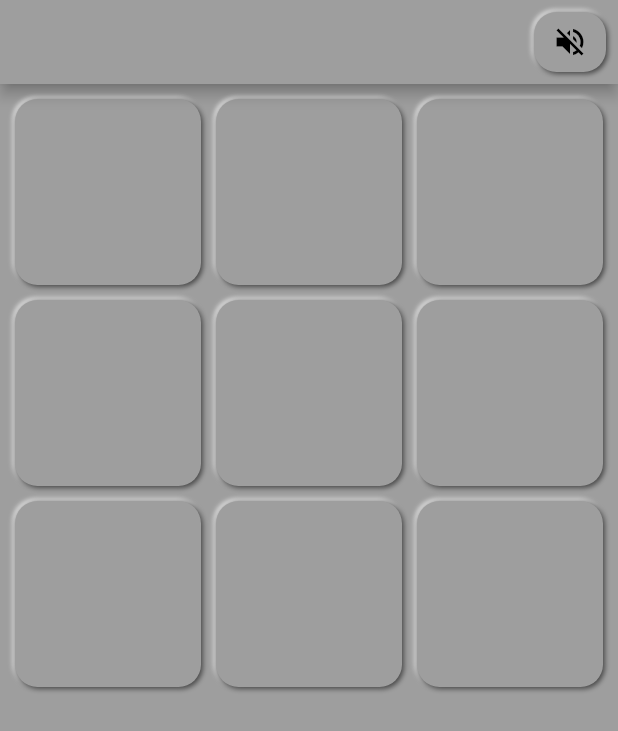
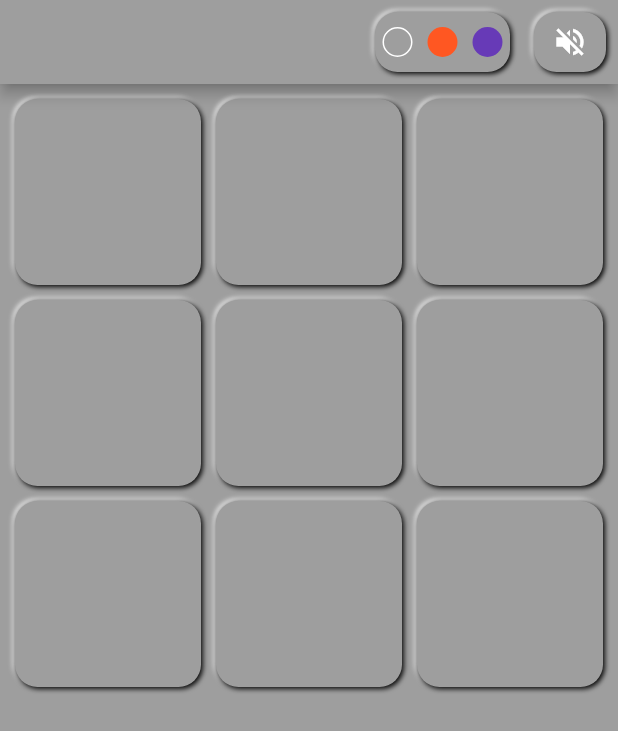
Before and after one commit to imujtaba8488/tic_tac_toe, a Flutter app: the screen it shows after launch, on a phone screen of 412 x 824 dp. Shown: the top 731 px of the screen. Run offline on Flutter 3.47's test engine with Material 2 defaults, Android fonts, the phone set to English and light mode, and no system bars; our stand-ins replace assets_audio_player.

Commit message:
Added theme changer to the home page. Users can now opt from 3 pre-defined themes. Few more documentation changes in GameModel class, with the addition of theme field as well

```diff
--- a/lib/main.dart
+++ b/lib/main.dart
@@ -4,7 +4,7 @@ import 'package:scoped_model/scoped_model.dart';
 import './src/scoped_models/game_model.dart';
 import './src/models/player.dart';
 import './src/pages/home_page.dart';
-import './src/models/theme.dart';
+import './src/models/app_theme.dart';
 
 void main() => runApp(TicTacToe());
 
@@ -17,12 +17,10 @@ class TicTacToe extends StatelessWidget {
         Player(name: 'ai', mark: '0'),
         Turn.player1,
         disableSoundEffects: true,
+        theme: Neomorphic(),
       ),
       child: MaterialApp(
-        theme: MyTheme().theme,
-        home: Scaffold(
-          body: HomePage(),
-        ),
+        home: HomePage(),
       ),
     );
   }
--- a/lib/src/boards/board.dart
+++ b/lib/src/boards/board.dart
@@ -2,16 +2,12 @@ import 'package:flutter/material.dart';
 import 'package:scoped_model/scoped_model.dart';
 
 import '../scoped_models/game_model.dart';
-import 'board_theme.dart';
 
 class Board extends StatefulWidget {
   /// Action to be taken when the gameStatus changes.
   final Function onGameStatusChange;
 
-  /// The theme which is to be applied to the current board.
-  final BoardTheme theme;
-
-  Board(this.onGameStatusChange, {this.theme});
+  Board(this.onGameStatusChange);
 
   @override
   _BoardState createState() => _BoardState();
@@ -24,7 +20,6 @@ class _BoardState extends State<Board> {
 
   @override
   void initState() {
-    decoration = widget.theme.decoration;
     super.initState();
   }
 
@@ -53,11 +48,11 @@ class _BoardState extends State<Board> {
                 width: MediaQuery.of(context).size.width / 3,
                 height: MediaQuery.of(context).size.height / 3,
                 margin: EdgeInsets.all(5.0),
-                decoration: decoration,
+                decoration: gameModel.theme.decoration,
                 child: Center(
                   child: Text(
                     gameModel.moves[index],
-                    style: widget.theme.textStyle,
+                    style: gameModel.theme.textStyle,
                   ),
                 ),
               ),
@@ -68,16 +63,16 @@ class _BoardState extends State<Board> {
     );
   }
 
-  void onTapDown(TapDownDetails tapDownDetails) {
-    print('inside tap down');
-    setState(() {
-      decoration = NeomorphicConcave(widget.theme.color).noShadowDecoration;
-    });
-  }
+  // void onTapDown(TapDownDetails tapDownDetails) {
+  //   print('inside tap down');
+  //   setState(() {
+  //     decoration = NeomorphicConcave(widget.theme.color).noShadowDecoration;
+  //   });
+  // }
 
-  void onTapUp(TapUpDetails tapUpDetails) {
-    setState(() {
-      decoration = widget.theme.decoration;
-    });
-  }
+  // void onTapUp(TapUpDetails tapUpDetails) {
+  //   setState(() {
+  //     decoration = widget.theme.boardDecoration;
+  //   });
+  // }
 }
--- a/lib/src/boards/board_theme.dart
+++ /dev/null
@@ -1,134 +0,0 @@
-import 'package:flutter/material.dart';
-
-abstract class BoardTheme {
-  BoxDecoration decoration;
-  TextStyle textStyle;
-  Color get color;
-}
-
-class DarkTheme extends BoardTheme {
-  DarkTheme() {
-    decoration = BoxDecoration(
-      color: Colors.black,
-      border: Border.all(color: Colors.amber, width: 2),
-      borderRadius: BorderRadius.circular(5.0),
-    );
-
-    textStyle = TextStyle(
-      color: Colors.white,
-      fontSize: 30,
-    );
-  }
-
-  get color => Colors.black;
-}
-
-class WhiteTheme extends BoardTheme {
-  WhiteTheme() {
-    decoration = BoxDecoration(
-      color: Colors.white,
-      border: Border.all(color: Colors.black, width: 2),
-      borderRadius: BorderRadius.circular(5.0),
-    );
-
-    textStyle = TextStyle(
-      color: Colors.black,
-      fontSize: 30,
-    );
-  }
-
-  get color => Colors.white;
-}
-
-class NeomorphicGrey extends BoardTheme {
-  NeomorphicGrey() {
-    decoration = BoxDecoration(
-      color: Colors.grey,
-      boxShadow: [
-        BoxShadow(
-          color: Colors.grey.shade100,
-          offset: Offset(-1, -1),
-          blurRadius: 2,
-        ),
-        BoxShadow(
-          color: Colors.grey.shade800,
-          offset: Offset(1, 1),
-          blurRadius: 2,
-        )
-      ],
-      borderRadius: BorderRadius.circular(15.0),
-    );
-    textStyle = TextStyle(
-      color: Colors.grey.shade600,
-      fontSize: 30,
-    );
-  }
-
-  get color => Colors.grey;
-}
-
-class NeomorphicConcave extends BoardTheme {
-  final Color color;
-
-  NeomorphicConcave(this.color) {
-    decoration = BoxDecoration(
-      color: color,
-      boxShadow: [
-        BoxShadow(
-          color: Colors.white,
-          offset: Offset(-1, -1),
-          blurRadius: 2,
-        ),
-        BoxShadow(
-          color: Colors.black,
-          offset: Offset(1, 1),
-          blurRadius: 2,
-        )
-      ],
-      borderRadius: BorderRadius.circular(15.0),
-    );
-    textStyle = TextStyle(
-      color: Colors.grey.shade600,
-      fontSize: 30,
-    );
-  }
-
-  get noShadowDecoration => BoxDecoration(
-        color: color,
-        borderRadius: BorderRadius.circular(15.0),
-      );
-}
-
-class NeomorphicConvex extends BoardTheme {
-  final Color color;
-
-  NeomorphicConvex(this.color) {
-    decoration = BoxDecoration(
-      color: color,
-      gradient: LinearGradient(
-          begin: Alignment.topLeft,
-          end: Alignment.bottomRight,
-          colors: [
-            Colors.blue,
-            Colors.green,
-          ]),
-      // boxShadow: [
-      //   BoxShadow(
-      //     color: Colors.white,
-      //     offset: Offset(-1, -1),
-      //     blurRadius: 2,
-      //   ),
-      //   BoxShadow(
-      //     color: Colors.black,
-      //     offset: Offset(1, 1),
-      //     blurRadius: 2,
-      //   )
-      // ],
-      borderRadius: BorderRadius.circular(15.0),
-    );
-    textStyle = TextStyle(
-      color: Colors.grey.shade600,
-      fontSize: 30,
-    );
-  }
-}
--- a/lib/src/components/game_over.dart
+++ b/lib/src/components/game_over.dart
@@ -23,6 +23,7 @@ class _GameOverDialog extends StatelessWidget {
     GameModel gameModel = ScopedModel.of(_context);
 
     return AlertDialog(
+      backgroundColor: gameModel.theme.backgroundColor,
       content: ListTile(
         title: Text('Game Over'),
         subtitle: _getText(gameModel),
--- a/lib/src/components/score_board.dart
+++ b/lib/src/components/score_board.dart
@@ -1,9 +1,7 @@
 import 'package:flutter/material.dart';
 import 'package:scoped_model/scoped_model.dart';
-import 'package:tic_tac_toe/src/boards/board_theme.dart';
 
 import '../scoped_models/game_model.dart';
-import 'score_card.dart';
 
 class ScoreBoard extends StatelessWidget {
   @override
@@ -14,7 +12,7 @@ class ScoreBoard extends StatelessWidget {
           height: MediaQuery.of(context).size.height / 4,
           width: MediaQuery.of(context).size.width,
           padding: EdgeInsets.all(5),
-          decoration: NeomorphicConcave(Colors.deepOrange).decoration,
+          // decoration: NeomorphicConcave(Colors.deepOrange).decoration,
           // decoration: BoxDecoration(
           //   color: Colors.grey,
           //   boxShadow: [
--- a/lib/src/components/score_card.dart
+++ b/lib/src/components/score_card.dart
@@ -1,5 +1,4 @@
 import 'package:flutter/material.dart';
-import 'package:tic_tac_toe/src/boards/board_theme.dart';
 
 class ScoreCard extends StatelessWidget {
   final String label;
@@ -13,7 +12,7 @@ class ScoreCard extends StatelessWidget {
       builder: (context, constraints) {
         return Container(
           padding: EdgeInsets.all(15),
-          decoration: NeomorphicConcave(Colors.orange).decoration,
+          // decoration: NeomorphicConcave(Colors.orange).decoration,
           // decoration: BoxDecoration(
           //   color: Colors.grey[500],
           //   gradient: LinearGradient(
--- /dev/null
+++ b/lib/src/models/app_theme.dart
@@ -0,0 +1,36 @@
+import 'package:flutter/material.dart';
+
+abstract class AppTheme {
+  BoxDecoration decoration;
+  TextStyle textStyle;
+  Color backgroundColor;
+}
+
+class Neomorphic extends AppTheme {
+  Color color;
+  Neomorphic({this.color = Colors.grey}) {
+    decoration = BoxDecoration(
+      color: color,
+      boxShadow: [
+        BoxShadow(
+          color: Colors.white,
+          offset: Offset(-1, -1),
+          blurRadius: 2,
+        ),
+        BoxShadow(
+          color: Colors.black,
+          offset: Offset(1, 1),
+          blurRadius: 2,
+        )
+      ],
+      borderRadius: BorderRadius.circular(15.0),
+    );
+
+    textStyle = TextStyle(
+      color: color != Colors.white ? Colors.white : Colors.black,
+      fontSize: 30,
+    );
+
+    backgroundColor = color;
+  }
+}
--- a/lib/src/models/theme.dart
+++ /dev/null
@@ -1,22 +0,0 @@
-import 'package:flutter/material.dart';
-import 'package:google_fonts/google_fonts.dart';
-
-class MyTheme {
-  ThemeData theme;
-
-  MyTheme() {
-    theme = ThemeData(
-      // primarySwatch: Colors.grey[900]
-      primaryColor: Colors.grey,
-      textTheme: TextTheme(
-        body1: TextStyle(
-          fontSize: 30,
-        )
-        // body1: GoogleFonts.ubuntu(
-        //   color: Colors.white,
-        //   fontSize: 30,
-        // ),
-      ),
-    );
-  }
-}
--- a/lib/src/pages/home_page.dart
+++ b/lib/src/pages/home_page.dart
@@ -4,7 +4,13 @@ import 'package:scoped_model/scoped_model.dart';
 import '../boards/board.dart';
 import '../scoped_models/game_model.dart';
 import '../components/game_over.dart';
-import '../boards/board_theme.dart';
+import '../models/app_theme.dart';
+
+enum ThemeSelected {
+  grey,
+  deep_orange,
+  deep_purple,
+}
 
 class HomePage extends StatefulWidget {
   @override
@@ -13,6 +19,7 @@ class HomePage extends StatefulWidget {
 
 class _HomePageState extends State<HomePage> {
   GameModel gameModel;
+  ThemeSelected selectedTheme = ThemeSelected.grey;
 
   @override
   Widget build(BuildContext context) {
@@ -22,10 +29,25 @@ class _HomePageState extends State<HomePage> {
 
         return Scaffold(
           appBar: AppBar(
+            backgroundColor: gameModel.theme.backgroundColor,
             actions: <Widget>[
               Container(
                 margin: EdgeInsets.all(8.0),
-                decoration: NeomorphicGrey().decoration,
+                decoration: gameModel.theme.decoration,
+                child: Row(
+                  mainAxisAlignment: MainAxisAlignment.spaceBetween,
+                  children: <Widget>[
+                    colorChooser(Colors.grey, ThemeSelected.grey, gameModel),
+                    colorChooser(Colors.deepOrange, ThemeSelected.deep_orange,
+                        gameModel),
+                    colorChooser(Colors.deepPurple, ThemeSelected.deep_purple,
+                        gameModel),
+                  ],
+                ),
+              ),
+              Container(
+                margin: EdgeInsets.all(8.0),
+                decoration: gameModel.theme.decoration,
                 child: IconButton(
                   icon: gameModel.disableSoundEffects
                       ? Icon(Icons.volume_off)
@@ -37,10 +59,10 @@ class _HomePageState extends State<HomePage> {
                     });
                   },
                 ),
-              )
+              ),
             ],
           ),
-          backgroundColor: Colors.grey,
+          backgroundColor: gameModel.theme.backgroundColor,
           body: SafeArea(
             child: Column(
               crossAxisAlignment: CrossAxisAlignment.stretch,
@@ -54,7 +76,6 @@ class _HomePageState extends State<HomePage> {
                   height: MediaQuery.of(context).size.height / 1.5,
                   child: Board(
                     _onGameStatusChange,
-                    theme: NeomorphicGrey(),
                   ),
                 ),
               ],
@@ -80,12 +101,51 @@ class _HomePageState extends State<HomePage> {
         showGameOverDialog(context, gameModel.statusChange);
         break;
 
-      case StatusChange.error_next_move_unavailable:
-        showGameOverDialog(context, gameModel.statusChange);
-        break;
+      // case StatusChange.error_next_move_unavailable:
+      //   showGameOverDialog(context, gameModel.statusChange);
+      //   break;
 
       default:
         break;
     }
   }
+
+  Widget colorChooser(
+    Color color,
+    ThemeSelected themeSelected,
+    GameModel gameModel,
+  ) {
+    return InkWell(
+      child: Container(
+        margin: EdgeInsets.all(5),
+        width: 20,
+        height: 20,
+        decoration: BoxDecoration(
+          shape: BoxShape.circle,
+          color: color,
+          border: selectedTheme == themeSelected
+              ? Border.all(color: Colors.white)
+              : null,
+        ),
+      ),
+      onTap: () {
+        if (themeSelected == ThemeSelected.deep_orange) {
+          gameModel.theme = Neomorphic(color: Colors.deepOrange);
+          setState(() {
+            selectedTheme = themeSelected;
+          });
+        } else if (themeSelected == ThemeSelected.deep_purple) {
+          gameModel.theme = Neomorphic(color: Colors.blue[900]);
+          setState(() {
+            selectedTheme = themeSelected;
+          });
+        } else {
+          gameModel.theme = Neomorphic(color: Colors.grey);
+          setState(() {
+            selectedTheme = themeSelected;
+          });
+        }
+      },
+    );
+  }
 }
--- a/lib/src/scoped_models/game_model.dart
+++ b/lib/src/scoped_models/game_model.dart
@@ -1,10 +1,12 @@
 import 'dart:math';
 
+import 'package:flutter/foundation.dart';
 import 'package:scoped_model/scoped_model.dart';
 
 import '../models/score.dart';
 import '../models/sound_effect.dart';
 import '../models/player.dart';
+import '../models/app_theme.dart';
 
 class GameModel extends Model {
   /// Total number of moves available within the game.
@@ -33,9 +35,14 @@ class GameModel extends Model {
   /// The time that the AI should take to play it's turn.
   Duration aiThinkingDelay;
 
+  /// Whether to show or hide the logs.
   bool enableLogs;
 
+  /// Returns the current status of the game. For example, during the course of time, either of players may won, game may result in a draw, an error might occur, etc.
   StatusChange statusChange;
+
+  /// The theme to be used throughout the application.
+  AppTheme _theme;
 
   GameModel(
     this.player1,
@@ -45,7 +52,8 @@ class GameModel extends Model {
     this.disableSoundEffects = false,
     this.aiThinkingDelay = const Duration(milliseconds: 500),
     this.enableLogs = false,
-  }) {
+    @required AppTheme theme,
+  }) : _theme = theme {
     _initMovesToDefaultState();
 
     _soundEffectPlayer = SoundEffectPlayer();
@@ -198,13 +206,13 @@ class GameModel extends Model {
     }
   }
 
-  /// Plays a random move from the remaining moves.
+  /// Plays a random move from the [movesRemaining].
   void _playRandomMove() {
     movesRemaining.shuffle();
     playMove(movesRemaining[Random().nextInt(movesRemaining.length)]);
   }
 
-  /// Resets the game to its original status.
+  /// Resets the game.
   void reset() {
     _initMovesToDefaultState();
 
@@ -222,7 +230,7 @@ class GameModel extends Model {
     // If reset is called within this class, the the following statement is not required. However, if called from outside of this class, the following statement is necessary. At least, that is what I have understood so far. Maybe look into this later. Review....
     if (_turn == Turn.player2) _playAiTurn();
 
-    // Stop any sound effect from playing. This does not disable the soundEffects, it only stops the one, if there is one currently playing.
+    // Stop any SoundEffect from playing. This does not disable SoundEffects, it only stops the current one from playing.
     if (!disableSoundEffects) _soundEffectPlayer.stop();
 
     notifyListeners();
@@ -246,6 +254,14 @@ class GameModel extends Model {
 
   /// Returns the combination of indexes that resulted in a win.
   List<int> get winKey => List.unmodifiable(_winKey);
+
+  /// Customized setter for setting the theme, which also triggers the notifyListeners, so that the theme may be updated wherever it being used.
+  set theme(AppTheme theme) {
+    _theme = theme;
+    notifyListeners();
+  }
+
+  AppTheme get theme => _theme;
 }
 
 /// Describes who's turn it is to play.
```
Also changed, not shown: 1 other file.
